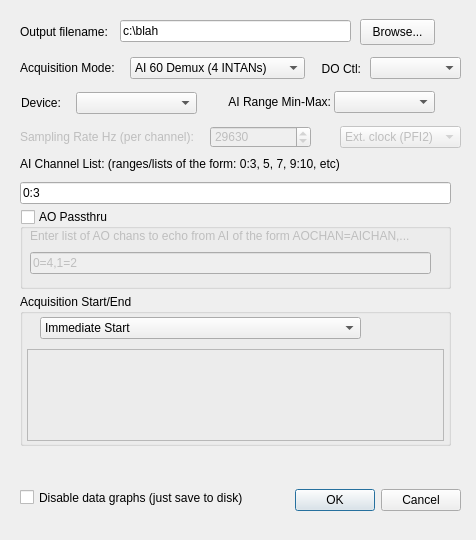
Before: the Qt Designer form ConfigureDialog.ui in acorver/SpikeGL, drawn with Qt 5.
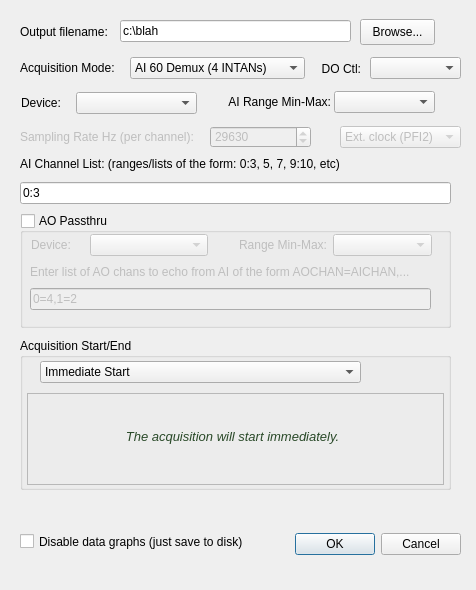
After: the same form once the commit is applied. Icons and pictures are not drawn.

```diff
--- a/ConfigureDialog.ui
+++ b/ConfigureDialog.ui
@@ -9,7 +9,7 @@
     <x>0</x>
     <y>0</y>
     <width>476</width>
-    <height>540</height>
+    <height>590</height>
    </rect>
   </property>
   <property name="windowTitle" >
@@ -28,7 +28,7 @@
    <property name="geometry" >
     <rect>
      <x>290</x>
-     <y>484</y>
+     <y>528</y>
      <width>171</width>
      <height>32</height>
     </rect>
@@ -37,7 +37,7 @@
     <enum>Qt::Horizontal</enum>
    </property>
    <property name="standardButtons" >
-    <set>QDialogButtonBox::Cancel|QDialogButtonBox::NoButton|QDialogButtonBox::Ok</set>
+    <set>QDialogButtonBox::Cancel|QDialogButtonBox::Ok</set>
    </property>
   </widget>
   <widget class="QLabel" name="outputFileLabel" >
@@ -159,9 +159,9 @@
    <property name="geometry" >
     <rect>
      <x>20</x>
-     <y>209</y>
+     <y>213</y>
      <width>431</width>
-     <height>80</height>
+     <height>115</height>
     </rect>
    </property>
    <property name="toolTip" >
@@ -180,7 +180,7 @@
     <property name="geometry" >
      <rect>
       <x>10</x>
-      <y>43</y>
+      <y>75</y>
       <width>401</width>
       <height>22</height>
      </rect>
@@ -196,7 +196,7 @@
     <property name="geometry" >
      <rect>
       <x>10</x>
-      <y>19</y>
+      <y>51</y>
       <width>411</width>
       <height>16</height>
      </rect>
@@ -208,6 +208,67 @@
      <string>Enter list of AO chans to echo from AI of the form AOCHAN=AICHAN,...</string>
     </property>
    </widget>
+   <widget class="QComboBox" name="aoDeviceCB" >
+    <property name="geometry" >
+     <rect>
+      <x>70</x>
+      <y>21</y>
+      <width>118</width>
+      <height>22</height>
+     </rect>
+    </property>
+    <property name="toolTip" >
+     <string>The NI Device to use for analog output</string>
+    </property>
+   </widget>
+   <widget class="QComboBox" name="aoRangeCB" >
+    <property name="geometry" >
+     <rect>
+      <x>313</x>
+      <y>21</y>
+      <width>99</width>
+      <height>22</height>
+     </rect>
+    </property>
+    <property name="toolTip" >
+     <string>The AO range to use for analog output</string>
+    </property>
+   </widget>
+   <widget class="QLabel" name="aoDeviceLabel" >
+    <property name="geometry" >
+     <rect>
+      <x>11</x>
+      <y>21</y>
+      <width>58</width>
+      <height>22</height>
+     </rect>
+    </property>
+    <property name="toolTip" >
+     <string>The NI Device to use for analog output</string>
+    </property>
+    <property name="text" >
+     <string>Device:</string>
+    </property>
+   </widget>
+   <widget class="QLabel" name="aoRangeLbl" >
+    <property name="geometry" >
+     <rect>
+      <x>199</x>
+      <y>21</y>
+      <width>108</width>
+      <height>22</height>
+     </rect>
+    </property>
+    <property name="toolTip" >
+     <string>The AO range to use for analog output</string>
+    </property>
+    <property name="text" >
+     <string>Range Min-Max:</string>
+    </property>
+    <property name="alignment" >
+     <set>Qt::AlignRight|Qt::AlignTrailing|Qt::AlignVCenter</set>
+    </property>
+   </widget>
   </widget>
   <widget class="QLabel" name="srateLabel" >
    <property name="enabled" >
@@ -280,7 +341,7 @@
    <property name="geometry" >
     <rect>
      <x>20</x>
-     <y>487</y>
+     <y>531</y>
      <width>251</width>
      <height>21</height>
     </rect>
@@ -296,7 +357,7 @@
    <property name="geometry" >
     <rect>
      <x>20</x>
-     <y>294</y>
+     <y>338</y>
      <width>431</width>
      <height>152</height>
     </rect>
@@ -362,6 +423,29 @@
     <property name="frameShadow" >
      <enum>QFrame::Raised</enum>
     </property>
+    <widget class="QLabel" name="acqStartEndDescrLbl" >
+     <property name="geometry" >
+      <rect>
+       <x>15</x>
+       <y>9</y>
+       <width>381</width>
+       <height>69</height>
+      </rect>
+     </property>
+     <property name="text" >
+      <string>&lt;!DOCTYPE HTML PUBLIC "-//W3C//DTD HTML 4.0//EN" "http://www.w3.org/TR/REC-html40/strict.dtd">
+&lt;html>&lt;head>&lt;meta name="qrichtext" content="1" />&lt;style type="text/css">
+p, li { white-space: pre-wrap; }
+&lt;/style>&lt;/head>&lt;body style=" font-family:'Sans Serif'; font-size:9pt; font-weight:400; font-style:normal;">
+&lt;p style=" margin-top:0px; margin-bottom:0px; margin-left:0px; margin-right:0px; -qt-block-indent:0; text-indent:0px;">&lt;span style=" font-size:10pt; font-style:italic; color:#294928;">The acquisition will start immediately.&lt;/span>&lt;/p>&lt;/body>&lt;/html></string>
+     </property>
+     <property name="alignment" >
+      <set>Qt::AlignCenter</set>
+     </property>
+     <property name="wordWrap" >
+      <bool>true</bool>
+     </property>
+    </widget>
    </widget>
   </widget>
   <widget class="QLabel" name="aiRangeMinLbl" >
```
Left out of the diff: 27 changed lines with no effect on the pictures.
